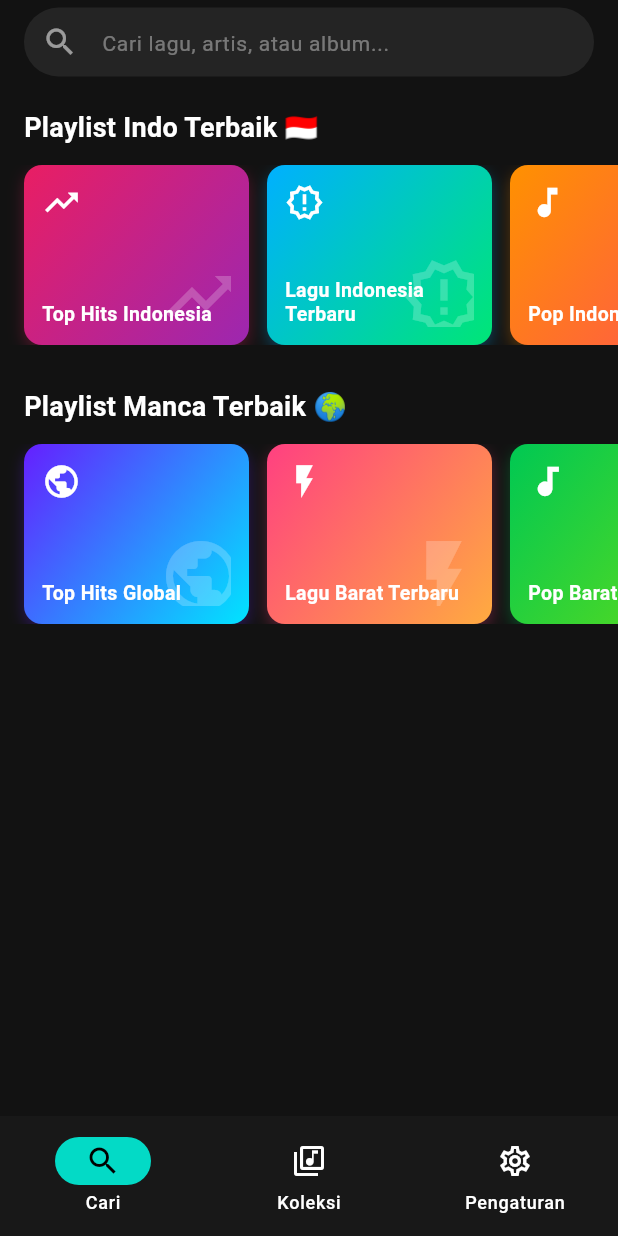
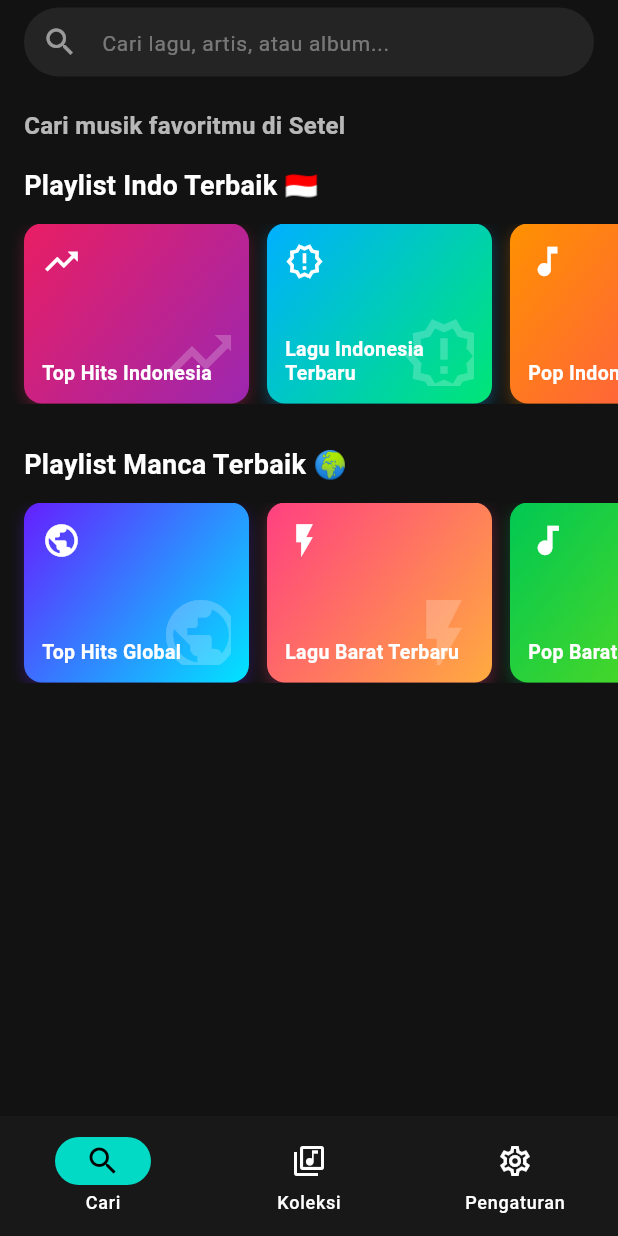
Before and after one commit to bengkelgadget-code/MUSIC_STREAM, a Flutter app: the screen it shows after launch, on a phone screen of 412 x 824 dp. Run offline on Flutter 3.47's test engine with Material 3 defaults, Android fonts, the phone set to English and light mode, and no system bars; our stand-ins replace audio_service, cached_network_image, dio, flutter_riverpod, hive, hive_flutter and 2 more; missing offline and left inert: ota_update, youtube_explode_dart; accounts and stored records are empty.

Commit message:
chore(branding): revert app name to Setel and bump version to 1.1.5+7

```diff
--- a/setel/lib/app.dart
+++ b/setel/lib/app.dart
@@ -10,7 +10,7 @@
   @override
   Widget build(BuildContext context) {
     return MaterialApp(
-      title: 'Son Horek',
+      title: 'Setel',
       debugShowCheckedModeBanner: false,
       theme: ThemeData(
         brightness: Brightness.dark,
--- a/setel/lib/ui/screens/home_search_screen.dart
+++ b/setel/lib/ui/screens/home_search_screen.dart
@@ -202,6 +202,18 @@
     return ListView(
       padding: const EdgeInsets.only(top: 16, bottom: 80),
       children: [
+        const Padding(
+          padding: EdgeInsets.fromLTRB(16, 0, 16, 16),
+          child: Text(
+            'Cari musik favoritmu di Setel',
+            style: TextStyle(
+              color: Colors.white70,
+              fontSize: 16,
+              fontWeight: FontWeight.w600,
+              letterSpacing: 0.2,
+            ),
+          ),
+        ),
         _buildSectionHeader('Playlist Indo Terbaik 🇮🇩'),
         const SizedBox(height: 12),
         SizedBox(
--- a/setel/lib/ui/screens/settings_screen.dart
+++ b/setel/lib/ui/screens/settings_screen.dart
@@ -383,12 +383,12 @@
           const Divider(color: Colors.white10),
 
           // Section 4: Tentang Aplikasi
-          _buildSectionHeader('TENTANG SON HOREK'),
+          _buildSectionHeader('TENTANG SETEL'),
           const ListTile(
             leading: Icon(Icons.info_outline, color: Colors.white70),
             title: Text('Versi Aplikasi',
                 style: TextStyle(color: Colors.white)),
-            subtitle: Text('1.1.4+6',
+            subtitle: Text('1.1.5+7',
                 style: TextStyle(color: Colors.white38, fontSize: 13)),
           ),
           ListTile(
--- a/setel/pubspec.yaml
+++ b/setel/pubspec.yaml
@@ -16,7 +16,7 @@
 # https://developer.apple.com/library/archive/documentation/General/Reference/InfoPlistKeyReference/Articles/CoreFoundationKeys.html
 # In Windows, build-name is used as the major, minor, and patch parts
 # of the product and file versions while build-number is used as the build suffix.
-version: 1.1.4+6
+version: 1.1.5+7
 
 environment:
   sdk: ^3.10.7
```
Also changed, not shown: 2 other files.
